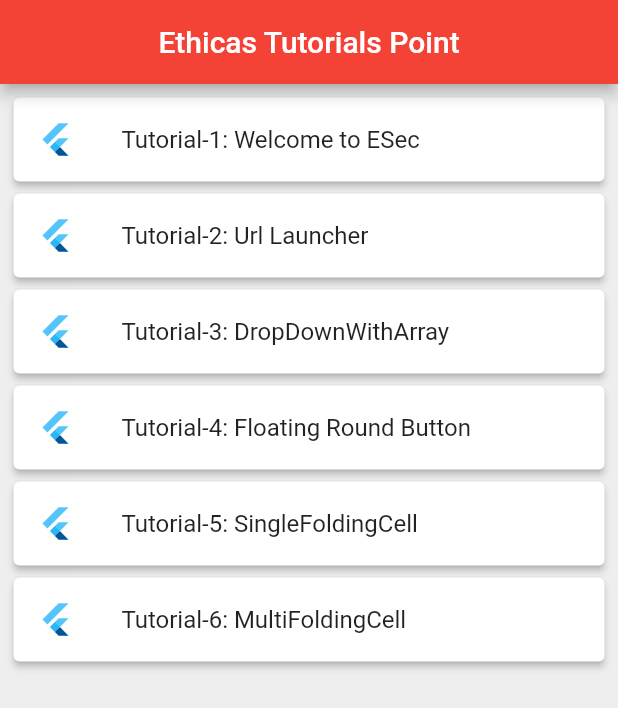
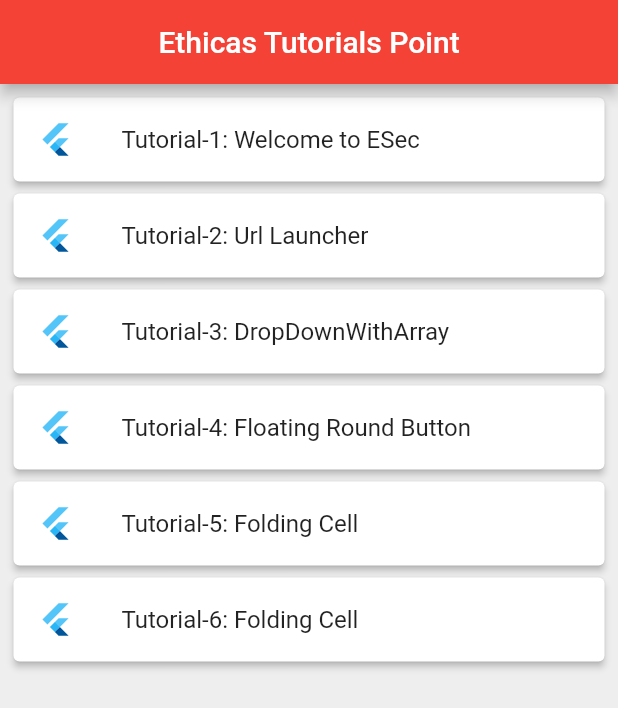
Before and after one commit to ethicasec/ESecTutorialsPoint, a Flutter app: the screen it shows after launch, on a phone screen of 412 x 824 dp. Shown: the top 708 px of the screen. Run offline on Flutter 3.47's test engine with Material 2 defaults, Android fonts, the phone set to English and light mode, and no system bars; missing offline and left inert: folding_cell.

Commit message:
FoldingCell

```diff
--- a/lib/ESecModel/esectutorialslist.dart
+++ b/lib/ESecModel/esectutorialslist.dart
@@ -3,8 +3,8 @@ import '../Welcome/esecwelcome.dart';
 import '../Tutorials/UrlLauncher/urllauncher.dart';
 import '../Tutorials/DropDownWithArray/dropdownwitharry.dart';
 import '../Widgets/FloatingRoundButton/roundmultibutton.dart';
-import '../Tutorials/SimpleFoldingCell/simplefoldcelsingle.dart';
-import '../Tutorials/SimpleFoldingCell/simplefoldcellwidget.dart';
+import '../Tutorials/SimpleFoldingCell/simpleFoldingCell.dart';
+import '../Tutorials/SimpleFoldingCell/foldingCellWithListView.dart';
 
 class ESecTutorialsList {
   String page;
@@ -21,9 +21,9 @@ class ESecTutorialRoutes extends StatelessWidget {
         page: "DropDownWithArray", pageTitle: "DropDownWithArray "),
     ESecTutorialsList(
         page: "FloatingRoundButton", pageTitle: "Floating Round Button"),
+    ESecTutorialsList(page: "FoldingCellSingle", pageTitle: "Folding Cell"),
     ESecTutorialsList(
-        page: "SingleFoldingCell", pageTitle: "SingleFoldingCell"),
-    ESecTutorialsList(page: "MultiFoldingCell", pageTitle: "MultiFoldingCell"),
+        page: "FoldingCellWithListView", pageTitle: "Folding Cell"),
   ];
 
   void switchToTutePage(BuildContext context, String page, String title) {
@@ -39,10 +39,10 @@ class ESecTutorialRoutes extends StatelessWidget {
             return DropDownWithArray(title: title);
           case "FloatingRoundButton":
             return RoundedButton(title: title);
-          case "SingleFoldingCell":
+          case "FoldingCellSingle":
             return SingleFoldingCell(title: title);
-          case "MultiFoldingCell":
-            return MultiFoldingCell(title: title);
+          case "FoldingCellWithListView":
+            return FoldingCellWithListView(title: title);
           default:
             return ESecWelcome(title: "Ethica Security");
         }
--- a/lib/Tutorials/SimpleFoldingCell/simplefoldcellwidget.dart
+++ b/lib/Tutorials/SimpleFoldingCell/foldingCellWithListView.dart
@@ -3,10 +3,10 @@ import 'dart:ui';
 import 'package:flutter/material.dart';
 import 'package:folding_cell/folding_cell.dart';
 
-class MultiFoldingCell extends StatelessWidget {
+class FoldingCellWithListView extends StatelessWidget {
   final String title;
 
-  MultiFoldingCell({Key key, this.title}) : super(key: key);
+  FoldingCellWithListView({Key key, this.title}) : super(key: key);
 
   @override
   Widget build(BuildContext context) {
```
Also changed, not shown: lib/Tutorials/SimpleFoldingCell/simpleFoldingCell.dart (renamed from lib/Tutorials/SimpleFoldingCell/simplefoldcelsingle.dart).
